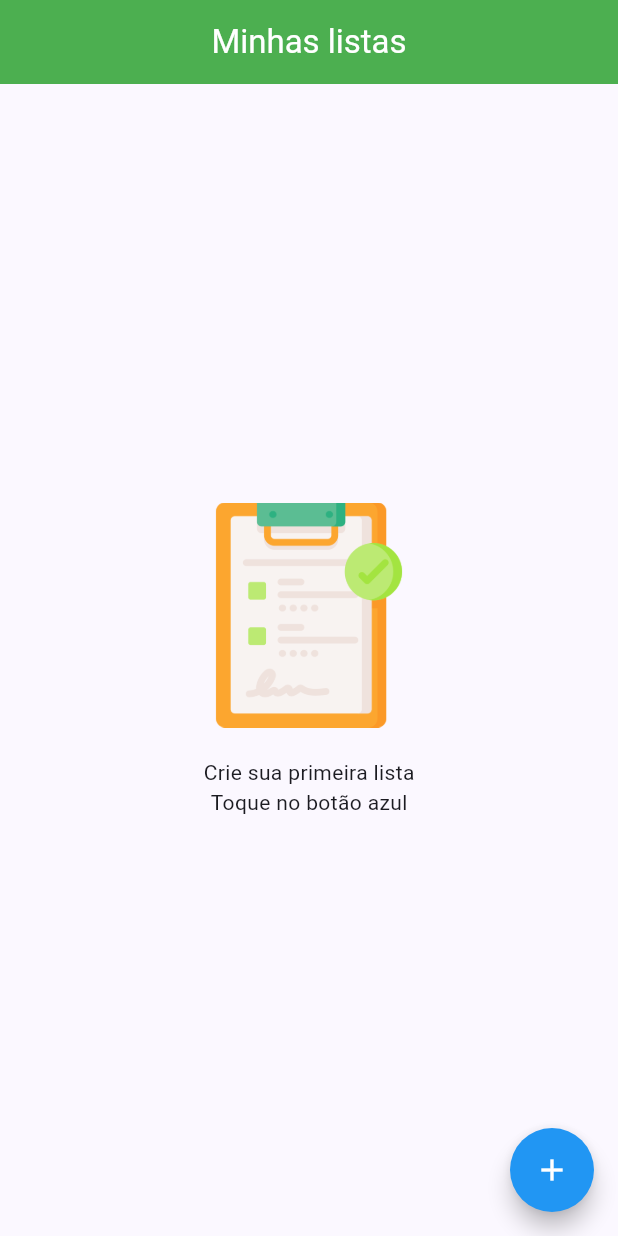
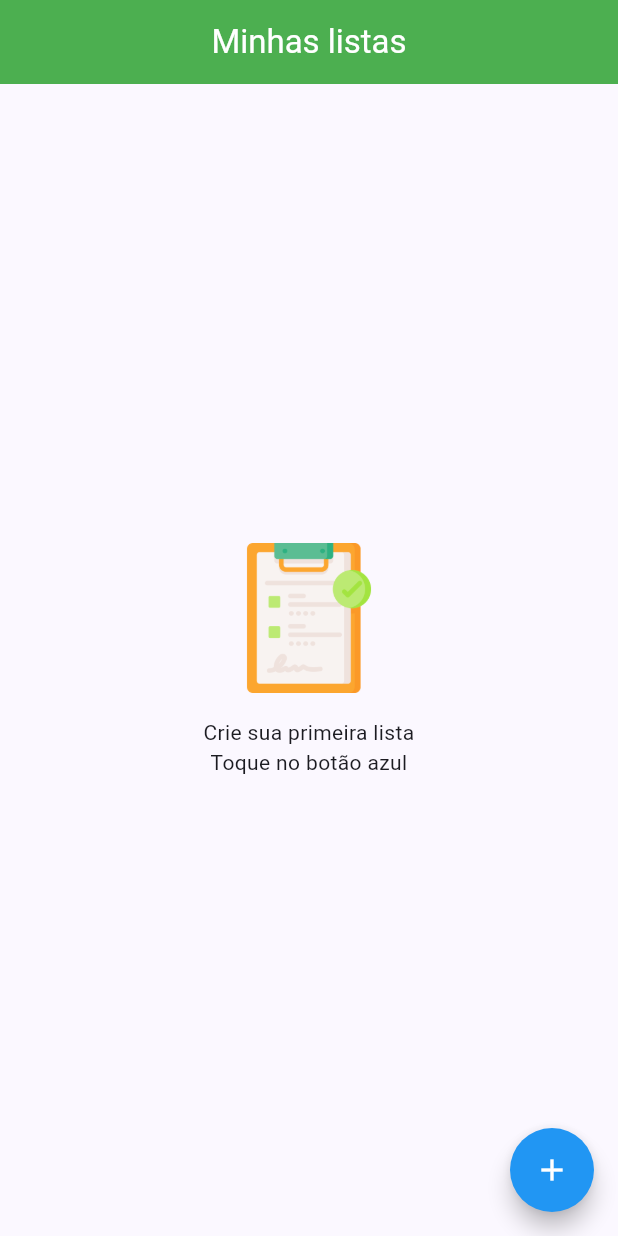
Before and after one commit to Leokrindges/lista_de_compras, a Flutter app: the screen it shows after launch, on a phone screen of 412 x 824 dp. Run offline on Flutter 3.47's test engine with Material 3 defaults, Android fonts, the phone set to English and light mode, and no system bars.

Commit message:
feat: implement ShoppingList model and enhance ShoppingListPage UI

```diff
--- a/lib/main.dart
+++ b/lib/main.dart
@@ -29,7 +29,7 @@ class MyApp extends StatelessWidget {
           ),
         ),
       ),
-      home: const ShoppingListPage(),
+      home: ShoppingListPage(),
       debugShowCheckedModeBanner: false,
     );
   }
--- /dev/null
+++ b/lib/models/shopping_list.model.dart
@@ -0,0 +1,5 @@
+class ShoppingList {
+  String name;
+
+  ShoppingList({required this.name});
+}
--- a/lib/pages/shopping_list.page.dart
+++ b/lib/pages/shopping_list.page.dart
@@ -1,7 +1,13 @@
 import 'package:flutter/material.dart';
+import 'package:lista_de_compras/models/shopping_list.model.dart';
 
 class ShoppingListPage extends StatelessWidget {
-  const ShoppingListPage({super.key});
+  final List<ShoppingList> shoppingList = [
+    // ShoppingList(name: 'Lista 1'),
+    // ShoppingList(name: 'Lista 2'),
+    // ShoppingList(name: 'Lista 3'),
+  ];
+  ShoppingListPage({super.key});
 
   @override
   Widget build(BuildContext context) {
@@ -13,19 +19,61 @@ class ShoppingListPage extends StatelessWidget {
         child: Icon(Icons.add),
       ),
       body: Padding(
-        padding: const EdgeInsets.all(16.0),
+        padding: const EdgeInsets.all(10.0),
+        child: shoppingList.isNotEmpty
+            ? ListView.builder(
+                itemCount: shoppingList.length,
+                itemBuilder: (ctx, index) {
+                  return Card(
+                    child: Padding(
+                      padding: const EdgeInsets.all(10.0),
+                      child: Padding(
+                        padding: const EdgeInsets.symmetric(vertical: 8.0),
                         child: Column(
+                          children: [
+                            Row(
+                              mainAxisAlignment: MainAxisAlignment.spaceBetween,
+                              children: [
+                                Text(
+                                  shoppingList[index].name,
+                                  style: TextStyle(fontSize: 14),
+                                ),
+                                Text(
+                                  "0/0",
+                                  style: TextStyle(
+                                    color: Colors.green,
+                                    fontSize: 14,
+                                  ),
+                                ),
+                              ],
+                            ),
+                            SizedBox(height: 20),
+                            LinearProgressIndicator(
+                              value: 0.0,
+                              backgroundColor: Colors.grey,
+                              valueColor: AlwaysStoppedAnimation<Color>(
+                                Colors.green,
+                              ),
+                            ),
+                          ],
+                        ),
+                      ),
+                    ),
+                  );
+                },
+              )
+            : Column(
                 mainAxisAlignment: MainAxisAlignment.center,
                 crossAxisAlignment: CrossAxisAlignment.stretch,
                 children: [
                   Image.asset(
                     'assets/images/lista-de-compras.png',
-              width: 150,
-              height: 150,
+                    width: 100,
+                    height: 100,
                   ),
-            SizedBox(height: 20),
-            Center(child: Text('Crie sua primeira lista')),
-            Center(child: Text('Toque no botão azul')),
+                  SizedBox(height: 16),
+                  Text('Crie sua primeira lista', textAlign: TextAlign.center),
+                  Text('Toque no botão azul', textAlign: TextAlign.center),
                 ],
               ),
       ),
```
Lines whose indentation alone changed are shown as unchanged.
